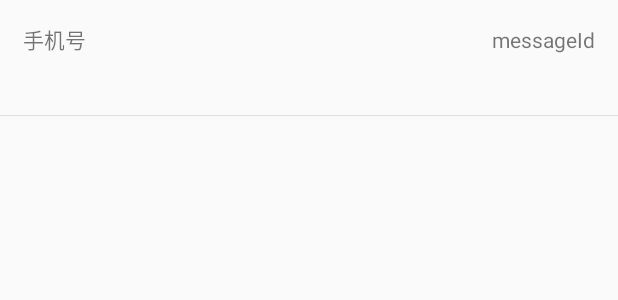
After one commit to zhouchong741/SendMsg, an Android app: the layout item_sent_message.xml on its own in the app's theme, with its tools: preview values and no code run, on a phone screen of 412 x 824 dp. The commit adds this screen. Shown: the top 300 px of the screen. Run offline under Robolectric (Android 15) with nearby library versions, the phone set to English and light mode, and no system bars.

Commit message:
1. 增加已发送短信页面

```diff
--- a/app/src/main/AndroidManifest.xml
+++ b/app/src/main/AndroidManifest.xml
@@ -14,6 +14,7 @@
         tools:ignore="ProtectedPermissions" />
 
     <application
+        android:name=".MyApplication"
         android:allowBackup="true"
         android:icon="@mipmap/ic_launcher"
         android:label="@string/app_name"
@@ -28,6 +29,7 @@
             </intent-filter>
         </activity>
         <activity android:name=".MainActivity" />
+        <activity android:name=".SentMessageActivity" />
     </application>
 
 </manifest>
--- /dev/null
+++ b/app/src/main/res/layout/item_sent_message.xml
@@ -0,0 +1,46 @@
+<?xml version="1.0" encoding="utf-8"?>
+<LinearLayout xmlns:android="http://schemas.android.com/apk/res/android"
+    android:layout_width="match_parent"
+    android:layout_height="wrap_content"
+    android:orientation="vertical">
+
+    <LinearLayout
+
+        android:padding="15dp"
+        android:layout_width="match_parent"
+        android:orientation="vertical"
+        android:layout_height="wrap_content">
+
+    <LinearLayout
+        android:layout_width="match_parent"
+        android:layout_height="wrap_content"
+        android:orientation="horizontal">
+
+        <TextView
+            android:id="@+id/phone_number"
+            android:layout_width="0dp"
+            android:layout_height="wrap_content"
+            android:layout_weight="1"
+            android:text="手机号" />
+
+        <TextView
+            android:id="@+id/message_id"
+            android:layout_width="0dp"
+            android:gravity="end"
+            android:layout_height="wrap_content"
+            android:layout_weight="1"
+            android:text="messageId" />
+    </LinearLayout>
+
+    <TextView
+        android:layout_marginTop="5dp"
+        android:id="@+id/content"
+        android:layout_width="match_parent"
+        android:layout_height="wrap_content" />
+    </LinearLayout>
+
+    <View
+        android:layout_width="match_parent"
+        android:layout_height="1px"
+        android:background="@color/gray" />
+</LinearLayout>
--- a/app/src/main/res/values/colors.xml
+++ b/app/src/main/res/values/colors.xml
@@ -3,4 +3,5 @@
     <color name="colorPrimary">#03a9f4</color>
     <color name="colorPrimaryDark">#03a9f4</color>
     <color name="colorAccent">#FF4081</color>
+    <color name="gray">#e0e0e0</color>
 </resources>
--- /dev/null
+++ b/app/src/main/res/values/refs.xml
@@ -0,0 +1,2 @@
+<?xml version="1.0" encoding="utf-8"?>
+<resources></resources>
--- a/build.gradle
+++ b/build.gradle
@@ -9,7 +9,7 @@ buildscript {
     dependencies {
         classpath 'com.android.tools.build:gradle:3.1.1'
 
-
+        classpath 'io.realm:realm-gradle-plugin:5.1.0'
         // NOTE: Do not place your application dependencies here; they belong
         // in the individual module build.gradle files
     }
```
Also changed, not shown: app/build.gradle (+8 -0 lines), app/src/main/java/com/zc741/sendmsg/MainActivity.java (+27 -1 lines), app/src/main/java/com/zc741/sendmsg/MyApplication.java (added, +32 -0 lines), app/src/main/java/com/zc741/sendmsg/SentMessageActivity.java (added, +101 -0 lines), app/src/main/java/com/zc741/sendmsg/bean/SentMessage.java (added, +58 -0 lines), app/src/main/res/layout/activity_main.xml (+6 -1 lines), app/src/main/res/layout/activity_sent_message.xml (added, +31 -0 lines).
